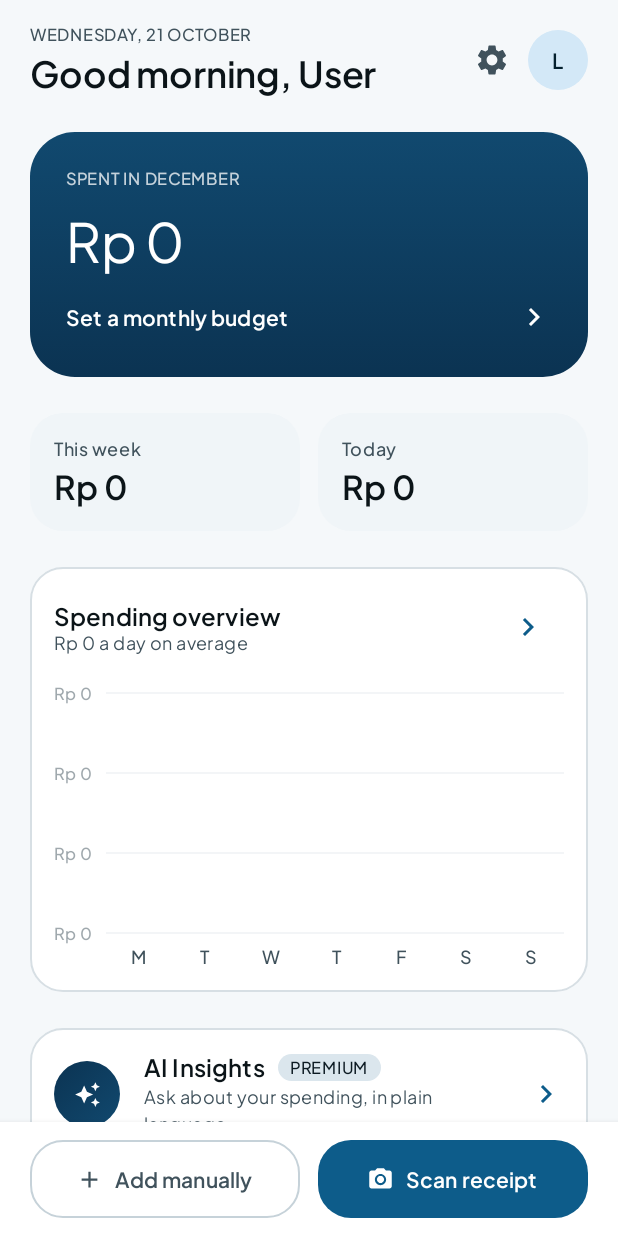
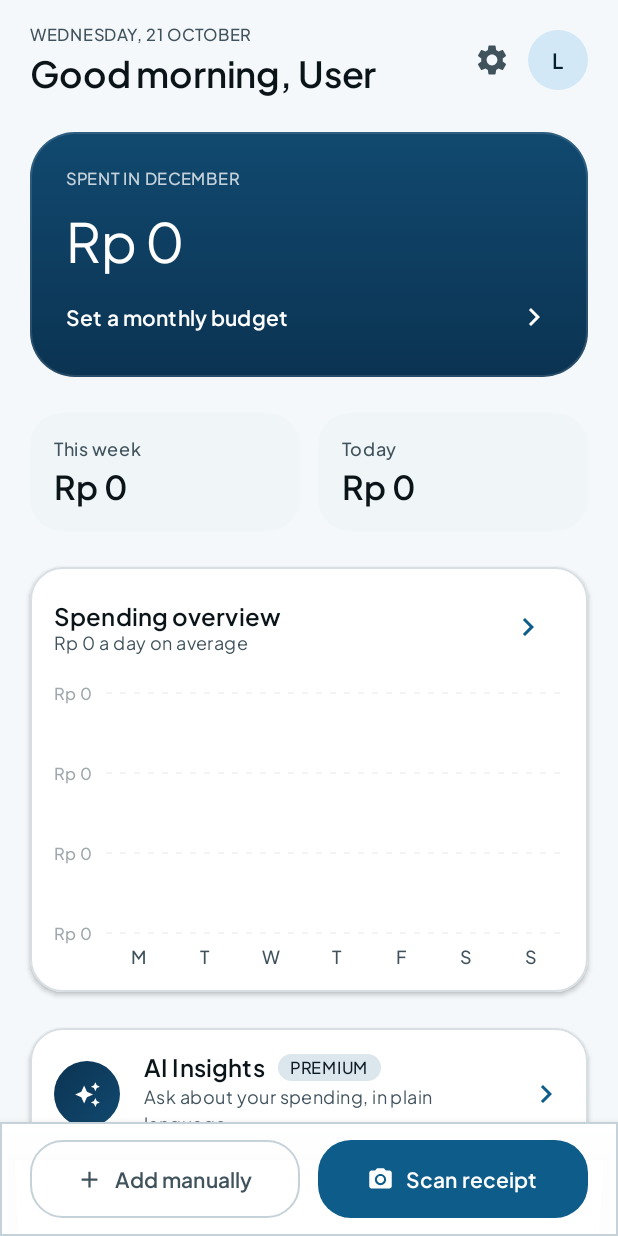
Before and after one commit to Reva0201/LenSpent, an Android app built with Jetpack Compose: the HomeScreen screen opened through its navigation route, on a phone screen of 412 x 824 dp. Run offline under Robolectric (Android 15) with nearby library versions, the phone set to English and light mode, and no system bars; our stand-ins replace Room's generated code.

Commit message:
Depth pass: glass edge on the hero, ambient card shadow, dashed grid, dock
- Hero: 1dp white edge at 12% inside the shape, so the card reads as a lit
  pane rather than a filled rectangle. Gradient kept vertical (a diagonal one
  banded behind the amount on the previous attempt).
- Cards: one soft 2dp ambient shadow under the existing hairline. The border
  defines the edge, the shadow only says the card rests above the paper.
- Chart: grid lines dashed with a 6/8 path effect. Bars were already rounded-top
  paths, not rectangles.
- Bottom dock: hairline top border, 97% opaque surface, 8dp lift.

```diff
--- a/app/src/main/java/org/umn/lensspent/HomeScreen.kt
+++ b/app/src/main/java/org/umn/lensspent/HomeScreen.kt
@@ -4,7 +4,9 @@ import android.Manifest
 import android.os.Build
 import androidx.compose.animation.core.animateFloatAsState
 import androidx.compose.animation.core.tween
+import androidx.compose.foundation.BorderStroke
 import androidx.compose.foundation.background
+import androidx.compose.foundation.border
 import androidx.compose.foundation.clickable
 import androidx.compose.foundation.layout.Arrangement
 import androidx.compose.foundation.layout.Box
@@ -121,8 +123,13 @@ fun HomeScreen(
             // hiding one behind a "+" - is worth the strip of screen. Settings moved to the header,
             // which leaves this bar saying one thing.
             Surface(
-                color = MaterialTheme.colorScheme.surface,
-                shadowElevation = Elevation.floating
+                color = MaterialTheme.colorScheme.surface.copy(alpha = 0.97f),
+                border = BorderStroke(
+                    width = 1.dp,
+                    color = MaterialTheme.colorScheme.outlineVariant
+                ),
+                // The dock lifts off the scrolling content instead of being a third white block on it.
+                shadowElevation = 8.dp
             ) {
                 Row(
                     modifier = Modifier
@@ -329,6 +336,14 @@ private fun BudgetHero(
             .fillMaxWidth()
             .clip(MaterialTheme.shapes.extraLarge)
             .background(Brush.verticalGradient(listOf(hero.start, hero.end)))
+            // A 1dp white edge at 12%, drawn inside the shape. On a dark card this is what separates
+            // "a filled rectangle" from "a pane of tinted glass": the eye reads a lit top edge and the
+            // card lifts off the page without a drop shadow underneath it.
+            .border(
+                width = 1.dp,
+                color = Color.White.copy(alpha = 0.12f),
+                shape = MaterialTheme.shapes.extraLarge
+            )
             .padding(horizontal = Spacing.xxl, vertical = Spacing.xxl)
     ) {
         Column(verticalArrangement = Arrangement.spacedBy(Spacing.md)) {
--- a/app/src/main/java/org/umn/lensspent/SpendingBarChart.kt
+++ b/app/src/main/java/org/umn/lensspent/SpendingBarChart.kt
@@ -30,6 +30,7 @@ import androidx.compose.ui.geometry.Offset
 import androidx.compose.ui.geometry.Rect
 import androidx.compose.ui.geometry.RoundRect
 import androidx.compose.ui.graphics.Path
+import androidx.compose.ui.graphics.PathEffect
 import androidx.compose.ui.input.pointer.pointerInput
 import androidx.compose.ui.platform.LocalDensity
 import androidx.compose.ui.text.drawText
@@ -173,7 +174,10 @@ fun SpendingBarChart(
                         color = gridColor,
                         start = Offset(gutter, y),
                         end = Offset(size.width, y),
-                        strokeWidth = stroke
+                        strokeWidth = stroke,
+                        // Dashed rather than solid: a solid rule competes with the bars for attention,
+                        // while a dashed one is read as a measuring guide behind them.
+                        pathEffect = PathEffect.dashPathEffect(floatArrayOf(6f, 8f))
                     )
                     axisLabelLayouts.getOrNull(level)?.let { layout ->
                         drawText(layout, topLeft = Offset(0f, y - layout.size.height / 2f))
--- a/app/src/main/java/org/umn/lensspent/ui/components/LensComponents.kt
+++ b/app/src/main/java/org/umn/lensspent/ui/components/LensComponents.kt
@@ -108,7 +108,11 @@ fun LensCard(
             modifier = modifier.fillMaxWidth(),
             shape = MaterialTheme.shapes.large,
             color = MaterialTheme.colorScheme.surface,
-            border = border
+            border = border,
+            // One soft ambient layer under the hairline. The border defines the edge; the shadow only
+            // suggests that the card is above the paper, which is the difference between "a rectangle
+            // drawn on the page" and "a surface resting on it".
+            shadowElevation = 2.dp
         ) {
             Column(content = content)
         }
@@ -118,7 +122,8 @@ fun LensCard(
             modifier = modifier.fillMaxWidth(),
             shape = MaterialTheme.shapes.large,
             color = MaterialTheme.colorScheme.surface,
-            border = border
+            border = border,
+            shadowElevation = 2.dp
         ) {
             Column(content = content)
         }
--- a/app/src/main/java/org/umn/lensspent/ui/settings/SettingsScreen.kt
+++ b/app/src/main/java/org/umn/lensspent/ui/settings/SettingsScreen.kt
@@ -199,7 +199,8 @@ private fun SettingsCard(content: @Composable () -> Unit) {
         border = BorderStroke(
             width = 1.dp,
             color = MaterialTheme.colorScheme.outlineVariant.copy(alpha = 0.7f)
-        )
+        ),
+        shadowElevation = 2.dp
     ) {
         Column(modifier = Modifier.padding(vertical = Spacing.xs)) {
             content()
```
Also changed, not shown: 2 other files.
